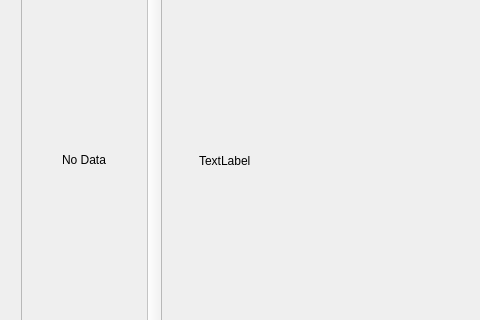
Old version of the form dialog.ui in the repository jma02/graham-scan-visualizer; both pictures show x 0 to 480 and y 109 to 429 of the 800 by 600 pixel window.
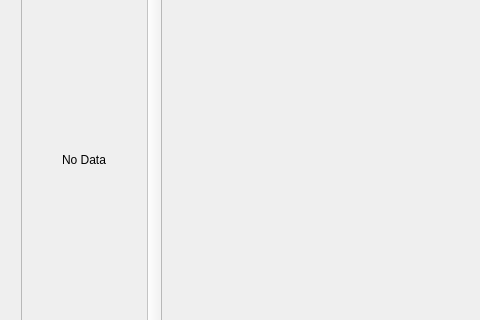
New version of the form.

```diff
--- a/dialog.ui
+++ b/dialog.ui
@@ -81,7 +81,10 @@
      <bool>true</bool>
     </property>
     <property name="text">
-     <string>TextLabel</string>
+     <string/>
+    </property>
+    <property name="scaledContents">
+     <bool>true</bool>
     </property>
    </widget>
   </widget>
```
